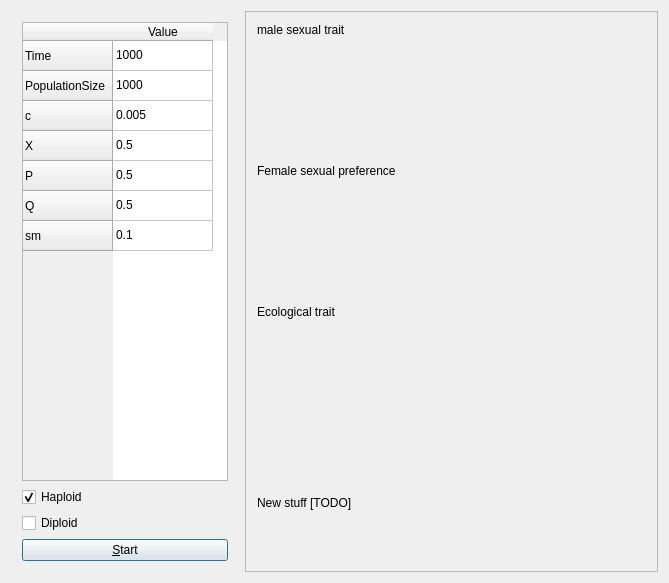
Before: the Qt Designer form kewe_qtdialog.ui in richelbilderbeek/pbdmms, drawn with Qt 5.
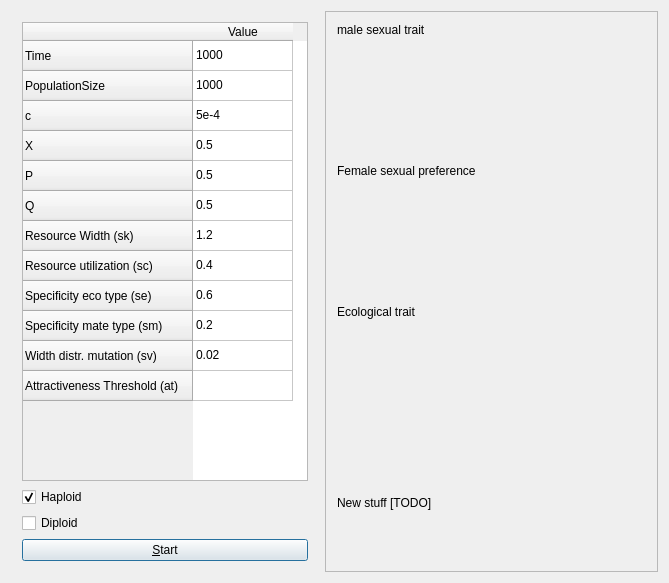
After: the same form once the commit is applied. Custom widgets are drawn as their Qt base class.

Commit message: added parameters to gui and parameter at

Diff of the .ui file:
```diff
--- a/kewe_qtdialog.ui
+++ b/kewe_qtdialog.ui
@@ -60,7 +60,32 @@
         </row>
         <row>
          <property name="text">
-          <string>sm</string>
+          <string>Resource Width (sk)</string>
+         </property>
+        </row>
+        <row>
+         <property name="text">
+          <string>Resource utilization (sc)</string>
+         </property>
+        </row>
+        <row>
+         <property name="text">
+          <string>Specificity eco type (se)</string>
+         </property>
+        </row>
+        <row>
+         <property name="text">
+          <string>Specificity mate type (sm)</string>
+         </property>
+        </row>
+        <row>
+         <property name="text">
+          <string>Width distr. mutation (sv)</string>
+         </property>
+        </row>
+        <row>
+         <property name="text">
+          <string>Attractiveness Threshold (at)</string>
          </property>
         </row>
         <column>
@@ -80,7 +105,7 @@
         </item>
         <item row="2" column="0">
          <property name="text">
-          <string>0.005</string>
+          <string>5e-4</string>
          </property>
         </item>
         <item row="3" column="0">
@@ -100,7 +125,27 @@
         </item>
         <item row="6" column="0">
          <property name="text">
-          <string>0.1</string>
+          <string>1.2</string>
+         </property>
+        </item>
+        <item row="7" column="0">
+         <property name="text">
+          <string>0.4</string>
+         </property>
+        </item>
+        <item row="8" column="0">
+         <property name="text">
+          <string>0.6</string>
+         </property>
+        </item>
+        <item row="9" column="0">
+         <property name="text">
+          <string>0.2</string>
+         </property>
+        </item>
+        <item row="10" column="0">
+         <property name="text">
+          <string>0.02</string>
          </property>
         </item>
        </widget>
@@ -145,7 +190,7 @@
        <rect>
         <x>0</x>
         <y>0</y>
-        <width>422</width>
+        <width>333</width>
         <height>563</height>
        </rect>
       </property>
```
The commit also changes 4 other files.
